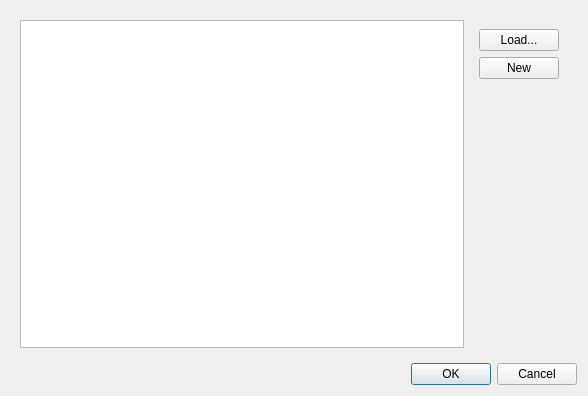
First picture: the form in src/Mod/Path/Gui/Resources/panels/ToolBitSelector.ui, repository southseact-3d/fcd, before the edit.
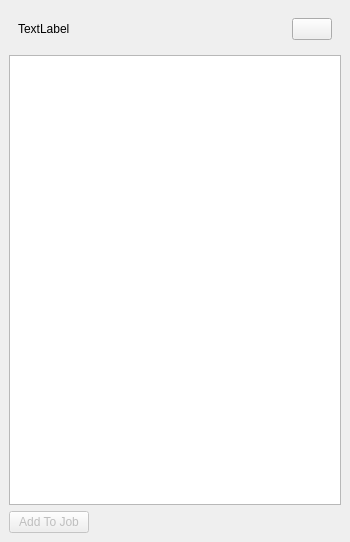
Second picture: the form after the edit. Icons and pictures are not drawn.

The edit to the form file:
```diff
--- a/src/Mod/Path/Gui/Resources/panels/ToolBitSelector.ui
+++ b/src/Mod/Path/Gui/Resources/panels/ToolBitSelector.ui
@@ -1,119 +1,135 @@
 <?xml version="1.0" encoding="UTF-8"?>
 <ui version="4.0">
- <class>Dialog</class>
- <widget class="QDialog" name="Dialog">
+ <class>ToolSelector</class>
+ <widget class="QDockWidget" name="ToolSelector">
   <property name="geometry">
    <rect>
     <x>0</x>
     <y>0</y>
-    <width>588</width>
-    <height>396</height>
+    <width>350</width>
+    <height>542</height>
    </rect>
   </property>
+  <property name="sizePolicy">
+   <sizepolicy hsizetype="Preferred" vsizetype="Preferred">
+    <horstretch>0</horstretch>
+    <verstretch>0</verstretch>
+   </sizepolicy>
+  </property>
   <property name="windowTitle">
    <string>Dialog</string>
   </property>
-  <layout class="QVBoxLayout" name="verticalLayout_2">
+  <widget class="QWidget" name="dockWidgetContents">
+   <layout class="QVBoxLayout" name="verticalLayout">
    <item>
     <widget class="QWidget" name="widget_2" native="true">
      <layout class="QHBoxLayout" name="horizontalLayout">
       <item>
-       <widget class="QListWidget" name="tools">
+        <widget class="QLabel" name="lblLibrary">
+         <property name="text">
+          <string>TextLabel</string>
+         </property>
+        </widget>
+       </item>
+       <item>
+        <spacer name="horizontalSpacer_2">
+         <property name="orientation">
+          <enum>Qt::Horizontal</enum>
+         </property>
+         <property name="sizeHint" stdset="0">
+          <size>
+           <width>40</width>
+           <height>20</height>
+          </size>
+         </property>
+        </spacer>
+       </item>
+       <item>
+        <widget class="QPushButton" name="libraryEditorOpen">
+         <property name="sizePolicy">
+          <sizepolicy hsizetype="Minimum" vsizetype="Minimum">
+           <horstretch>0</horstretch>
+           <verstretch>0</verstretch>
+          </sizepolicy>
+         </property>
+         <property name="text">
+          <string/>
+         </property>
+         <property name="icon">
+          <iconset resource="../Path.qrc">
+           <normaloff>:/icons/Path-ToolTable.svg</normaloff>:/icons/Path-ToolTable.svg</iconset>
+         </property>
+         <property name="iconSize">
+          <size>
+           <width>16</width>
+           <height>16</height>
+          </size>
+         </property>
+        </widget>
+       </item>
+      </layout>
+     </widget>
+    </item>
+    <item>
+     <layout class="QHBoxLayout" name="horizontalLayout_2">
+      <item>
+       <widget class="QTreeView" name="tools">
         <property name="toolTip">
          <string>&lt;html&gt;&lt;head/&gt;&lt;body&gt;&lt;p&gt;Available Tool Bits to choose from.&lt;/p&gt;&lt;/body&gt;&lt;/html&gt;</string>
         </property>
         <property name="editTriggers">
          <set>QAbstractItemView::NoEditTriggers</set>
         </property>
-       </widget>
-      </item>
-      <item>
-       <widget class="QWidget" name="widget" native="true">
-        <layout class="QVBoxLayout" name="verticalLayout">
-         <item>
-          <widget class="QPushButton" name="toolLoad">
-           <property name="toolTip">
-            <string>&lt;html&gt;&lt;head/&gt;&lt;body&gt;&lt;p&gt;Load an existing Tool Bit from a file.&lt;/p&gt;&lt;/body&gt;&lt;/html&gt;</string>
-           </property>
-           <property name="text">
-            <string>Load...</string>
+        <property name="selectionMode">
+         <enum>QAbstractItemView::ExtendedSelection</enum>
+        </property>
+        <property name="sortingEnabled">
+         <bool>false</bool>
            </property>
           </widget>
          </item>
+     </layout>
+    </item>
          <item>
-          <widget class="QPushButton" name="toolCreate">
+     <layout class="QHBoxLayout" name="horizontalLayout_3">
+      <item>
+       <widget class="QPushButton" name="addToolController">
+        <property name="enabled">
+         <bool>false</bool>
+        </property>
            <property name="toolTip">
             <string>&lt;html&gt;&lt;head/&gt;&lt;body&gt;&lt;p&gt;Create a new Tool Bit based on an existing shape.&lt;/p&gt;&lt;/body&gt;&lt;/html&gt;</string>
            </property>
            <property name="text">
-            <string>New</string>
-           </property>
+         <string>Add To Job</string>
+        </property>
+        <property name="icon">
+         <iconset resource="../../../../../Gui/Icons/resource.qrc">
+          <normaloff>:/icons/edit_OK.svg</normaloff>:/icons/edit_OK.svg</iconset>
+        </property>
           </widget>
          </item>
          <item>
-          <spacer name="verticalSpacer">
+       <spacer name="horizontalSpacer">
            <property name="orientation">
-            <enum>Qt::Vertical</enum>
+         <enum>Qt::Horizontal</enum>
            </property>
            <property name="sizeHint" stdset="0">
             <size>
-             <width>20</width>
-             <height>40</height>
+          <width>40</width>
+          <height>20</height>
             </size>
            </property>
           </spacer>
          </item>
         </layout>
-       </widget>
       </item>
      </layout>
     </widget>
-   </item>
-   <item>
-    <widget class="QDialogButtonBox" name="buttonBox">
-     <property name="orientation">
-      <enum>Qt::Horizontal</enum>
-     </property>
-     <property name="standardButtons">
-      <set>QDialogButtonBox::Cancel|QDialogButtonBox::Ok</set>
-     </property>
-    </widget>
-   </item>
-  </layout>
- </widget>
- <resources/>
- <connections>
-  <connection>
-   <sender>buttonBox</sender>
-   <signal>accepted()</signal>
-   <receiver>Dialog</receiver>
-   <slot>accept()</slot>
-   <hints>
-    <hint type="sourcelabel">
-     <x>248</x>
-     <y>254</y>
-    </hint>
-    <hint type="destinationlabel">
-     <x>157</x>
-     <y>274</y>
-    </hint>
-   </hints>
-  </connection>
-  <connection>
-   <sender>buttonBox</sender>
-   <signal>rejected()</signal>
-   <receiver>Dialog</receiver>
-   <slot>reject()</slot>
-   <hints>
-    <hint type="sourcelabel">
-     <x>316</x>
-     <y>260</y>
-    </hint>
-    <hint type="destinationlabel">
-     <x>286</x>
-     <y>274</y>
-    </hint>
-   </hints>
-  </connection>
- </connections>
+ </widget>
+ <resources>
+  <include location="../../../../../Gui/Icons/resource.qrc"/>
+  <include location="../Path.qrc"/>
+ </resources>
+ <connections/>
 </ui>
```
Left out of the diff: 4 changed lines with no effect on the pictures. Lines whose indentation alone changed are shown as unchanged.
